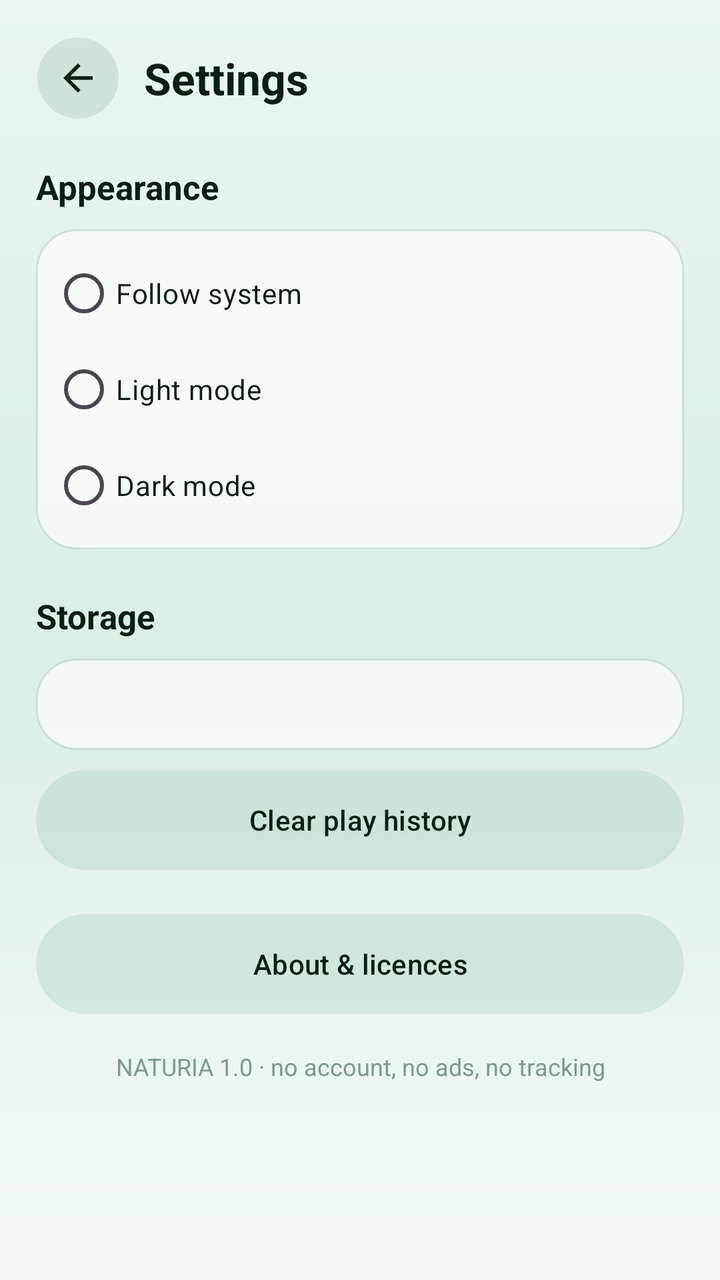
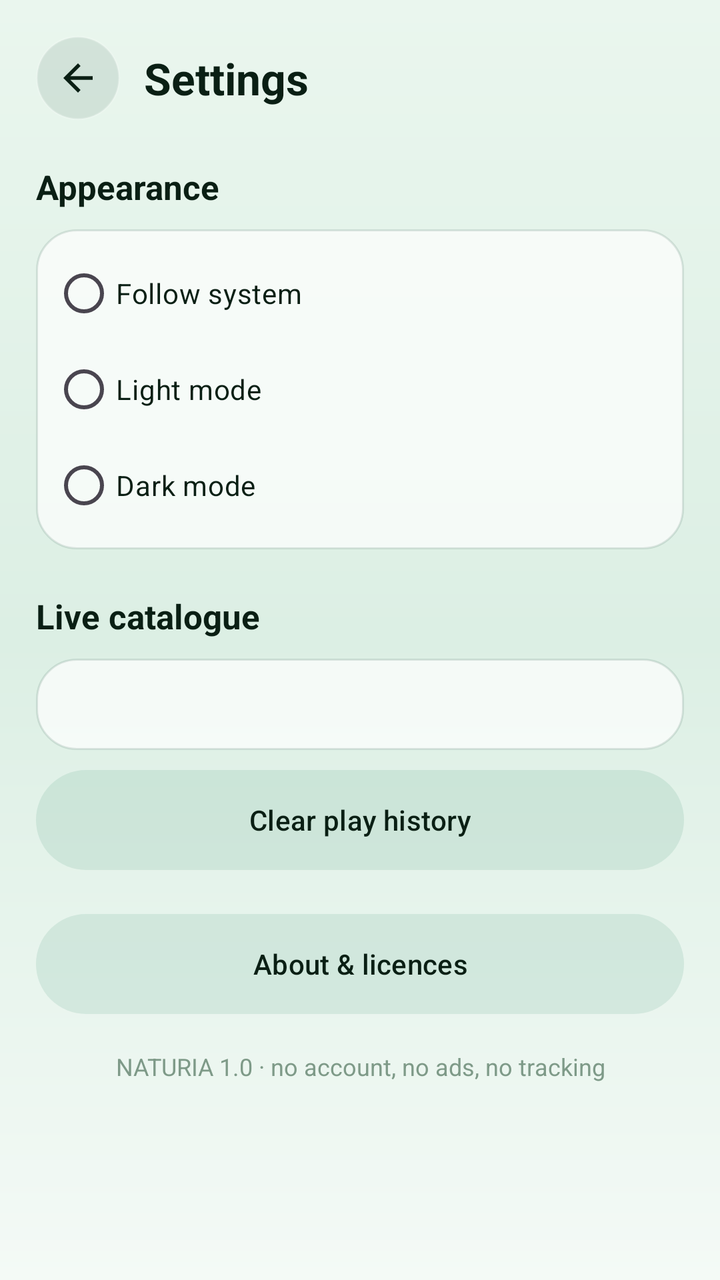

Compare the two renders of this Android layout. The source of the first and the diff that turns it into the second are given below.
<!-- AndroidManifest.xml: application theme Theme.Naturia -->
<!-- res/layout/activity_settings.xml -->
<?xml version="1.0" encoding="utf-8"?>
<LinearLayout xmlns:android="http://schemas.android.com/apk/res/android"
    android:layout_width="match_parent"
    android:layout_height="match_parent"
    android:background="@drawable/bg_screen"
    android:orientation="vertical"
    android:paddingStart="18dp"
    android:paddingTop="18dp"
    android:paddingEnd="18dp">

    <LinearLayout
        android:layout_width="match_parent"
        android:layout_height="wrap_content"
        android:gravity="center_vertical"
        android:orientation="horizontal">

        <ImageView
            android:id="@+id/btn_back"
            android:layout_width="42dp"
            android:layout_height="42dp"
            android:background="@drawable/bg_circle"
            android:contentDescription="@string/home"
            android:padding="10dp"
            android:src="@drawable/ic_back" />

        <TextView
            android:layout_width="0dp"
            android:layout_height="wrap_content"
            android:layout_marginStart="12dp"
            android:layout_weight="1"
            style="@style/Text.H1"
            android:text="@string/settings" />
    </LinearLayout>

    <TextView
        android:layout_width="wrap_content"
        android:layout_height="wrap_content"
        android:layout_marginTop="22dp"
        style="@style/Text.Section"
        android:text="Appearance" />

    <RadioGroup
        android:id="@+id/rg_theme"
        android:layout_width="match_parent"
        android:layout_height="wrap_content"
        android:layout_marginTop="10dp"
        android:background="@drawable/bg_glass_soft"
        android:padding="8dp">

        <RadioButton
            android:id="@+id/rb_system"
            android:layout_width="match_parent"
            android:layout_height="wrap_content"
            android:text="Follow system"
            android:textColor="@color/text" />

        <RadioButton
            android:id="@+id/rb_light"
            android:layout_width="match_parent"
            android:layout_height="wrap_content"
            android:text="Light mode"
            android:textColor="@color/text" />

        <RadioButton
            android:id="@+id/rb_dark"
            android:layout_width="match_parent"
            android:layout_height="wrap_content"
            android:text="Dark mode"
            android:textColor="@color/text" />
    </RadioGroup>

    <TextView
        android:layout_width="wrap_content"
        android:layout_height="wrap_content"
        android:layout_marginTop="22dp"
        style="@style/Text.Section"
        android:text="Storage" />

    <TextView
        android:id="@+id/tv_storage"
        android:layout_width="match_parent"
        android:layout_height="wrap_content"
        android:layout_marginTop="10dp"
        android:background="@drawable/bg_glass_soft"
        android:padding="14dp"
        android:textColor="@color/text_dim"
        android:textSize="13sp" />

    <Button
        android:id="@+id/btn_clear_history"
        android:layout_width="match_parent"
        android:layout_height="50dp"
        android:layout_marginTop="10dp"
        android:background="@drawable/bg_pill"
        android:text="Clear play history"
        android:textAllCaps="false"
        android:textColor="@color/text" />

    <Button
        android:id="@+id/btn_about"
        android:layout_width="match_parent"
        android:layout_height="50dp"
        android:layout_marginTop="22dp"
        android:background="@drawable/bg_pill"
        android:text="@string/about"
        android:textAllCaps="false"
        android:textColor="@color/text" />

    <TextView
        android:id="@+id/tv_version"
        android:layout_width="match_parent"
        android:layout_height="wrap_content"
        android:layout_marginTop="18dp"
        android:gravity="center"
        style="@style/Text.Caption"
        android:text="NATURIA 1.0 · no account, no ads, no tracking" />
</LinearLayout>
<!-- resources referenced by this layout -->
<resources>
  <color name="text">#0A1F14</color>
  <color name="text_dim">#4B6B58</color>
  <!-- drawable bg_circle (drawable) -->
  <?xml version="1.0" encoding="utf-8"?>
  <shape xmlns:android="http://schemas.android.com/apk/res/android">
      <solid android:color="@color/chip_bg"/>
      <corners android:radius="100dp"/>
      <stroke android:width="1dp" android:color="@color/glass_stroke"/>
  </shape>
  <!-- drawable bg_glass_soft (drawable) -->
  <?xml version="1.0" encoding="utf-8"?>
  <shape xmlns:android="http://schemas.android.com/apk/res/android">
      <solid android:color="@color/glass_fill"/>
      <corners android:radius="20dp"/>
      <stroke android:width="1dp" android:color="@color/glass_stroke_soft"/>
  </shape>
  <!-- drawable bg_pill (drawable) -->
  <?xml version="1.0" encoding="utf-8"?>
  <shape xmlns:android="http://schemas.android.com/apk/res/android">
      <solid android:color="@color/chip_bg"/>
      <corners android:radius="100dp"/>
  </shape>
  <!-- drawable bg_screen (drawable) -->
  <?xml version="1.0" encoding="utf-8"?>
  <shape xmlns:android="http://schemas.android.com/apk/res/android">
      <gradient android:angle="270" android:startColor="@color/grad_top"
          android:centerColor="@color/grad_mid" android:endColor="@color/grad_bottom" android:type="linear"/>
  </shape>
  <!-- drawable ic_back (drawable) -->
  <?xml version="1.0" encoding="utf-8"?>
  <vector xmlns:android="http://schemas.android.com/apk/res/android"
      android:width="24dp" android:height="24dp" android:viewportWidth="24" android:viewportHeight="24"
      android:tint="@color/text" >
      <path android:fillColor="#FFFFFFFF" android:pathData="M20,11H7.83l5.59,-5.59L12,4l-8,8 8,8 1.41,-1.41L7.83,13H20v-2z"/>
  </vector>
  <string name="about">About &amp; licences</string>
  <string name="home">Home</string>
  <string name="settings">Settings</string>
  <style name="Text.Caption">
          <item name="android:textSize">12sp</item>
          <item name="android:textColor">@color/text_faint</item>
      </style>
  <style name="Text.H1">
          <item name="android:textSize">22sp</item>
          <item name="android:textStyle">bold</item>
          <item name="android:textColor">@color/text</item>
      </style>
  <style name="Text.Section">
          <item name="android:textSize">17sp</item>
          <item name="android:textStyle">bold</item>
          <item name="android:textColor">@color/text</item>
      </style>
  <style name="Theme.Naturia" parent="Theme.Material3.DayNight.NoActionBar">
          <item name="colorPrimary">@color/primary</item>
          <item name="colorOnPrimary">@color/on_primary</item>
          <item name="colorSecondary">@color/secondary</item>
          <item name="colorSurface">@color/surface</item>
          <item name="colorOnSurface">@color/text</item>
          <item name="android:colorBackground">@color/bg</item>
          <item name="android:statusBarColor">@android:color/transparent</item>
          <item name="android:navigationBarColor">@android:color/transparent</item>
          <item name="android:windowLightStatusBar">true</item>
          <item name="android:windowBackground">@color/bg</item>
          <item name="android:textColorPrimary">@color/text</item>
          <item name="android:textColorSecondary">@color/text_dim</item>
      </style>
  <color name="chip_bg">#1A0B3B2A</color>
  <color name="glass_stroke">#33FFFFFF</color>
  <color name="glass_fill">#B3FFFFFF</color>
  <color name="glass_stroke_soft">#1F0B3B2A</color>
  <color name="grad_top">#EAF6EE</color>
  <color name="grad_mid">#DCEFE4</color>
  <color name="grad_bottom">#F4FAF6</color>
  <color name="text_faint">#7E9A88</color>
  <color name="primary">#127A52</color>
  <color name="on_primary">#FFFFFF</color>
  <color name="secondary">#2E7DA6</color>
  <color name="surface">#FFFFFF</color>
  <color name="bg">#F2F8F3</color>
</resources>

<!-- the commit's change to res/layout/activity_settings.xml (unified diff, before → after) -->
@@ -74,7 +74,7 @@
         android:layout_height="wrap_content"
         android:layout_marginTop="22dp"
         style="@style/Text.Section"
-        android:text="Storage" />
+        android:text="Live catalogue" />
 
     <TextView
         android:id="@+id/tv_storage"
